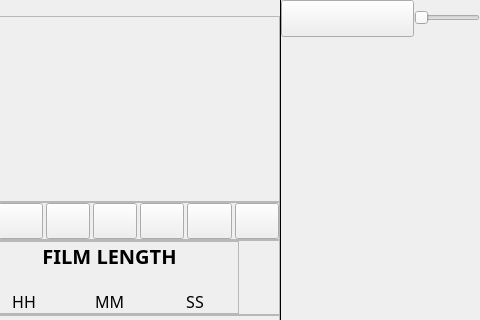
This is Graffik/gui/film/filmwindow.ui in DynamicPerception/Graffik_Legacy as Qt 5 draws it before an edit; both pictures show x 320 to 800 and y 0 to 320 of the 800 by 409 pixel window. The edited form follows.
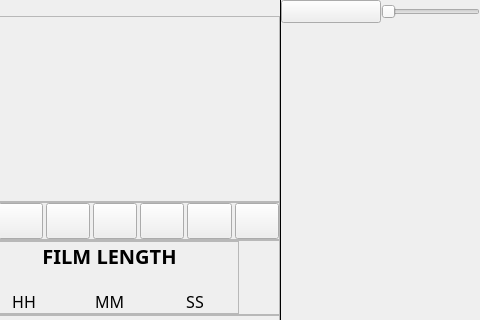
This is the edited form. Custom widgets are drawn as their Qt base class.

Commit message: * Fixed CSS relative file path issue with Windows

What changed in the file:
```diff
--- a/Graffik/gui/film/filmwindow.ui
+++ b/Graffik/gui/film/filmwindow.ui
@@ -896,7 +896,7 @@
        <item row="0" column="1">
         <widget class="QToolButton" name="camSetBut">
          <property name="sizePolicy">
-          <sizepolicy hsizetype="Preferred" vsizetype="Maximum">
+          <sizepolicy hsizetype="Preferred" vsizetype="Preferred">
            <horstretch>0</horstretch>
            <verstretch>0</verstretch>
           </sizepolicy>
@@ -904,13 +904,13 @@
          <property name="minimumSize">
           <size>
            <width>0</width>
-           <height>37</height>
+           <height>0</height>
           </size>
          </property>
          <property name="maximumSize">
           <size>
-           <width>187</width>
-           <height>37</height>
+           <width>16777215</width>
+           <height>16777215</height>
           </size>
          </property>
          <property name="sizeIncrement">
@@ -938,20 +938,20 @@
        <item row="0" column="2">
         <widget class="SlideToggle" name="camControlSlider">
          <property name="sizePolicy">
-          <sizepolicy hsizetype="Fixed" vsizetype="Fixed">
+          <sizepolicy hsizetype="Preferred" vsizetype="Preferred">
            <horstretch>0</horstretch>
            <verstretch>0</verstretch>
           </sizepolicy>
          </property>
          <property name="minimumSize">
           <size>
-           <width>66</width>
-           <height>34</height>
+           <width>0</width>
+           <height>0</height>
           </size>
          </property>
          <property name="maximumSize">
           <size>
-           <width>66</width>
+           <width>16777215</width>
            <height>16777215</height>
           </size>
          </property>
```
The commit also changes 6 other files.
